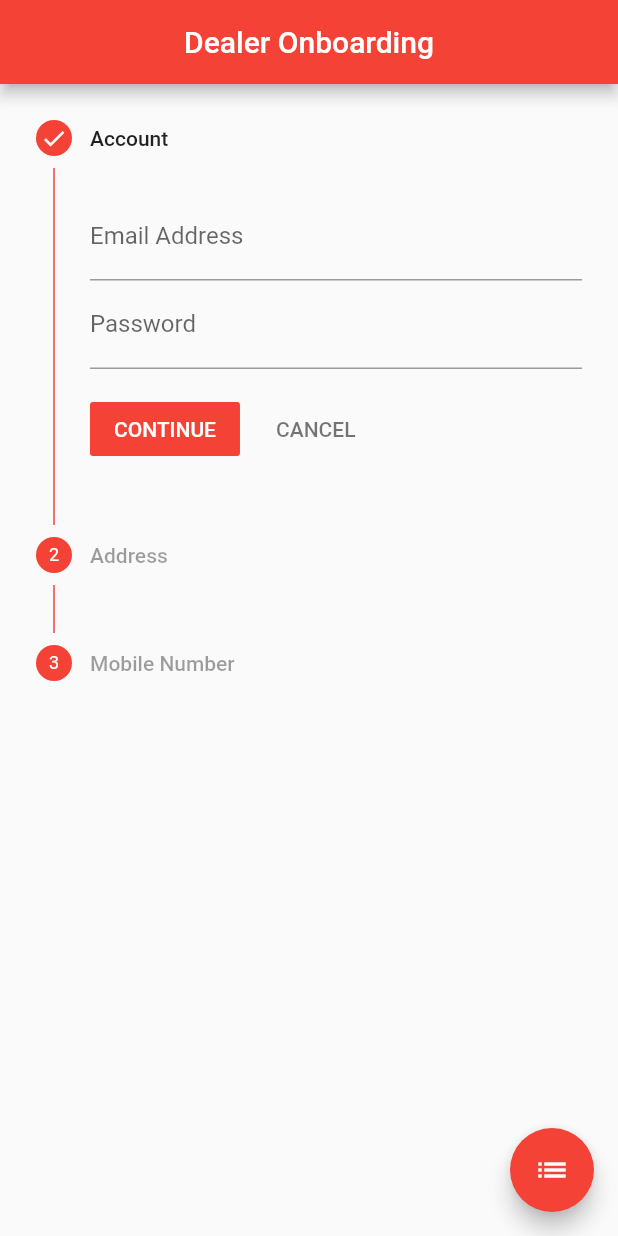
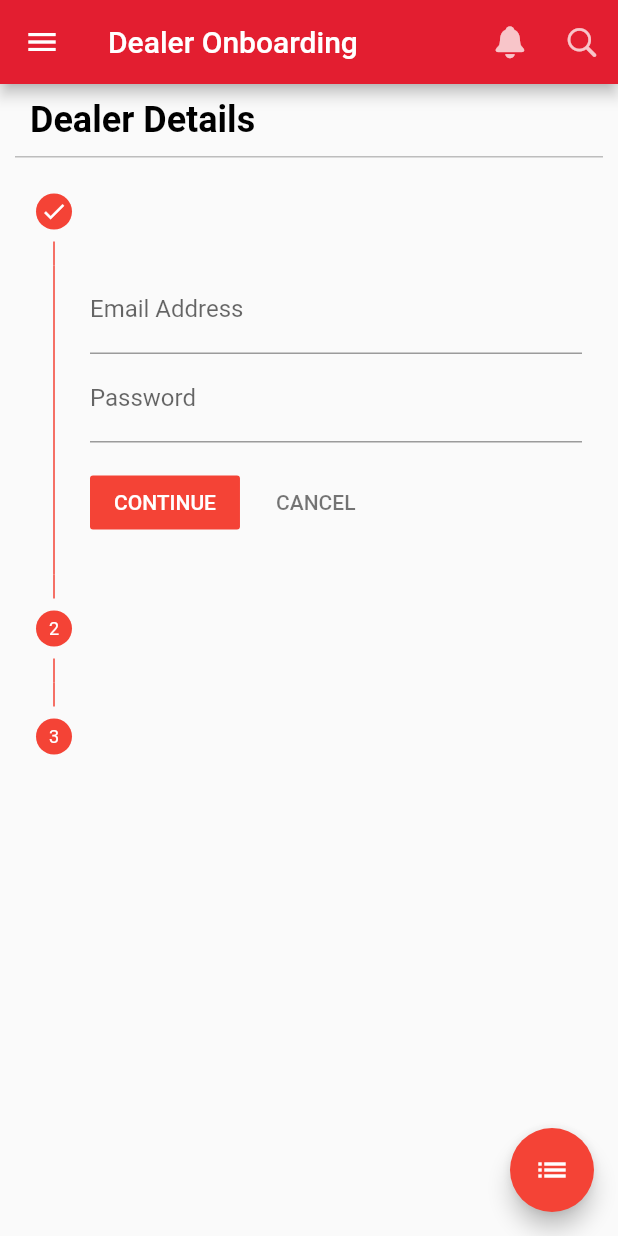
Before and after one commit to chandan-ey/scl-flutter, a Flutter app: the OnBoardOnePage screen opened by its route, after a tap on the "list" icon, on a phone screen of 412 x 824 dp. Run offline on Flutter 3.47's test engine with Material 2 defaults, Android fonts, the phone set to English and light mode, and no system bars; our stand-ins replace get.

Commit message:
Drawer Layout Update

```diff
--- a/lib/screen/dealeronboarding/step1.dart
+++ b/lib/screen/dealeronboarding/step1.dart
@@ -1,4 +1,5 @@
 import 'package:flutter/material.dart';
+import 'package:flutter/cupertino.dart';
 import '../drawer/drawer.dart';
 import 'package:get/get.dart';
 import '../../screen/home/home.dart';
@@ -18,13 +19,51 @@ class _OnBoardOnePageState extends State<OnBoardOnePage> {
   Widget build(BuildContext context) {
     return Scaffold(
       appBar: AppBar(
-        automaticallyImplyLeading: false,
-        title: Text('onboard'.tr),
-        centerTitle: true,
+        title: Text('dealeronboarding'.tr),
+        backgroundColor: Color.fromRGBO(227, 30, 48, 1),
+        actions: [
+          IconButton(
+            onPressed: null, //() => Navigator.of(context)
+            //.push(MaterialPageRoute(builder: (_) => SearchPage())),
+            icon: Icon(
+              CupertinoIcons.bell_fill,
+              color: Color.fromRGBO(255, 255, 255, 0.74),
+            ),
+          ),
+          // Navigate to the Search Screen
+          IconButton(
+            onPressed: null, //() => Navigator.of(context)
+            //.push(MaterialPageRoute(builder: (_) => SearchPage())),
+            icon: Icon(
+              CupertinoIcons.search,
+              color: Color.fromRGBO(255, 255, 255, 0.74),
+            ),
+          )
+        ],
       ),
       body: Container(
-        child: Row(
+        child: Column(
           children: [
+            Container(
+              width: double.infinity,
+              padding: EdgeInsets.all(10),
+              margin: EdgeInsets.fromLTRB(10, 0, 10, 0),
+              decoration: BoxDecoration(
+                border: Border(
+                  bottom: BorderSide(
+                    color: Colors.grey.shade400,
+                  ),
+                ),
+              ),
+              child: Text(
+                'Dealer Details',
+                style: TextStyle(
+                    color: Colors.black,
+                    fontWeight: FontWeight.bold,
+                    fontSize: 24),
+                textAlign: TextAlign.left,
+              ),
+            ),
             Expanded(
               child: Stepper(
                 type: stepperType,
@@ -35,7 +74,7 @@ class _OnBoardOnePageState extends State<OnBoardOnePage> {
                 onStepCancel: cancel,
                 steps: <Step>[
                   Step(
-                    title: new Text('Account'),
+                    title: new Text(''),
                     content: Column(
                       children: <Widget>[
                         TextFormField(
@@ -53,7 +92,7 @@ class _OnBoardOnePageState extends State<OnBoardOnePage> {
                         : StepState.disabled,
                   ),
                   Step(
-                    title: new Text('Address'),
+                    title: new Text(''),
                     content: Column(
                       children: <Widget>[
                         TextFormField(
@@ -71,7 +110,7 @@ class _OnBoardOnePageState extends State<OnBoardOnePage> {
                         : StepState.disabled,
                   ),
                   Step(
-                    title: new Text('Mobile Number'),
+                    title: new Text(''),
                     content: Column(
                       children: <Widget>[
                         TextFormField(
@@ -95,6 +134,7 @@ class _OnBoardOnePageState extends State<OnBoardOnePage> {
         child: Icon(Icons.list),
         onPressed: switchStepsType,
       ),
+      drawer: const DrawerPage(),
     );
   }
 
--- a/lib/screen/drawer/drawer.dart
+++ b/lib/screen/drawer/drawer.dart
@@ -8,36 +8,59 @@ class DrawerPage extends StatefulWidget {
 }
 
 class _DrawerPageState extends State<DrawerPage> {
+  Widget userHeader = UserAccountsDrawerHeader(
+    accountName: new Text(
+      'Shree Cements',
+      style: TextStyle(
+          color: Colors.black, fontWeight: FontWeight.bold, fontSize: 18),
+    ),
+    accountEmail: new Text(
+      'tom@xxx.com',
+      style: TextStyle(color: Colors.black),
+    ),
+    currentAccountPicture: new CircleAvatar(
+      backgroundImage: AssetImage('web/icons/user_icon.png'),
+      backgroundColor: Colors.grey[350],
+      radius: 100.0,
+    ),
+    decoration: BoxDecoration(
+      color: Colors.white,
+    ),
+  );
+
   @override
   Widget build(BuildContext context) {
     return Scaffold(
       body: Drawer(
-        // Add a ListView to the drawer. This ensures the user can scroll
-        // through the options in the drawer if there isn't enough vertical
-        // space to fit everything.
         child: ListView(
-          // Important: Remove any padding from the ListView.
           padding: EdgeInsets.zero,
-          children: [
-            const DrawerHeader(
-              decoration: BoxDecoration(
-                color: Color.fromRGBO(227, 30, 48, 1),
+          children: <Widget>[
+            userHeader, //Custom header can be replaced here
+            ListTile(
+              title: Text('Item 1'),
+              leading: new CircleAvatar(
+                child: new Icon(Icons.school),
               ),
-              child:
-                  Text('Shree Cements', style: TextStyle(color: Colors.white)),
-            ),
-            ListTile(
-              title: const Text('Item 1'),
               onTap: () {
-                // Update the state of the app.
-                // ...
+                Navigator.pop(context);
               },
             ),
             ListTile(
-              title: const Text('Item 2'),
+              title: Text('Item 2'),
+              leading: new CircleAvatar(
+                child: new Text('B2'),
+              ),
               onTap: () {
-                // Update the state of the app.
-                // ...
+                Navigator.pop(context);
+              },
+            ),
+            ListTile(
+              title: Text('Item 3'),
+              leading: new CircleAvatar(
+                child: new Icon(Icons.list),
+              ),
+              onTap: () {
+                Navigator.pop(context);
               },
             ),
           ],
--- a/lib/screen/home/home.dart
+++ b/lib/screen/home/home.dart
@@ -25,7 +25,7 @@ class _HomePageState extends State<HomePage> {
             //.push(MaterialPageRoute(builder: (_) => SearchPage())),
             icon: Icon(
               CupertinoIcons.bell_fill,
-              color: Colors.white,
+              color: Color.fromRGBO(255, 255, 255, 0.74),
             ),
           ),
           // Navigate to the Search Screen
@@ -34,7 +34,7 @@ class _HomePageState extends State<HomePage> {
             //.push(MaterialPageRoute(builder: (_) => SearchPage())),
             icon: Icon(
               CupertinoIcons.search,
-              color: Colors.white,
+              color: Color.fromRGBO(255, 255, 255, 0.74),
             ),
           )
         ],
--- a/lib/translation/LocaleString.dart
+++ b/lib/translation/LocaleString.dart
@@ -9,7 +9,8 @@ class LocaleString extends Translations {
           'applyfordealership': 'APPLY FOR DEALERSHIP',
           'english': 'English',
           'hindi': 'Hindi',
-          'onboard': 'Dealer Onboarding'
+          'onboard': 'Dealer Onboarding',
+          'dealeronboarding': 'Dealer Onboarding'
         },
         'hi_IN': {
           'dealerhome': 'डीलर होम',
--- a/pubspec.yaml
+++ b/pubspec.yaml
@@ -58,6 +58,8 @@ flutter:
   # included with your application, so that you can use the icons in
   # the material Icons class.
   uses-material-design: true
+  assets:
+      - web/icons/
 
   # To add assets to your application, add an assets section, like this:
   # assets:
```
Also changed, not shown: 1 other file.
